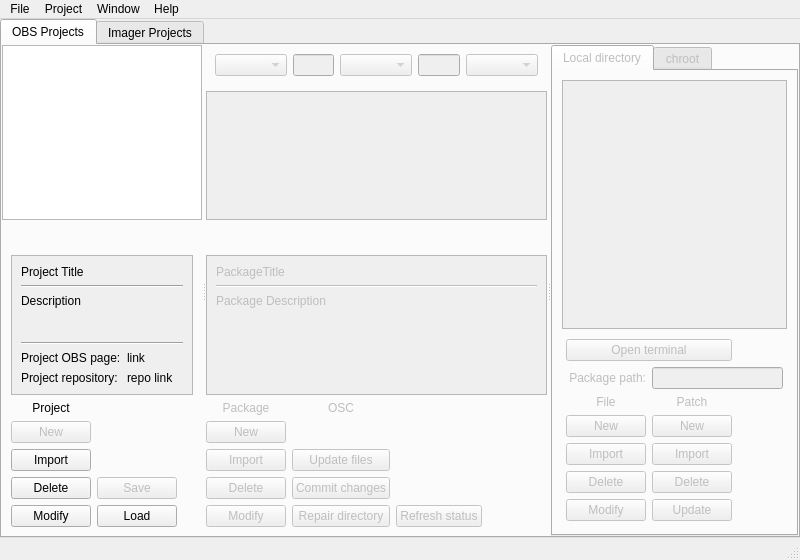
Above: src/ObsLightGui/ui/obsLightMain.ui from ronan22/obs-light before the change. Below: the same form after it.
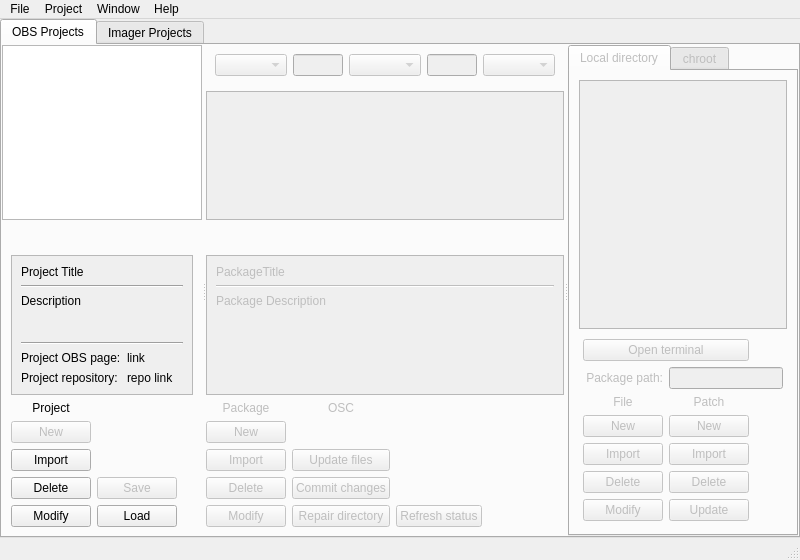
That is the form after the change. Icons and pictures are not drawn.

Commit message: - Change PackageModel. - Add Filters

What changed in the file:
```diff
--- a/src/ObsLightGui/ui/obsLightMain.ui
+++ b/src/ObsLightGui/ui/obsLightMain.ui
@@ -359,16 +359,74 @@
                 <widget class="QComboBox" name="comboBox_3"/>
                </item>
                <item>
-                <widget class="QLineEdit" name="lineEdit_2"/>
+                <widget class="QLineEdit" name="OscRev">
+                 <property name="minimumSize">
+                  <size>
+                   <width>50</width>
+                   <height>0</height>
+                  </size>
+                 </property>
+                 <property name="maximumSize">
+                  <size>
+                   <width>50</width>
+                   <height>16777215</height>
+                  </size>
+                 </property>
+                 <property name="toolTip">
+                  <string>Select OSC rev Filter (-1,1,2..)</string>
+                 </property>
+                 <property name="maxLength">
+                  <number>100</number>
+                 </property>
+                </widget>
                </item>
                <item>
-                <widget class="QComboBox" name="comboBox"/>
+                <widget class="QComboBox" name="ObsStatusFilter">
+                 <property name="sizePolicy">
+                  <sizepolicy hsizetype="Expanding" vsizetype="Fixed">
+                   <horstretch>0</horstretch>
+                   <verstretch>0</verstretch>
+                  </sizepolicy>
+                 </property>
+                 <property name="toolTip">
+                  <string>Select OBS status Filter</string>
+                 </property>
+                </widget>
                </item>
                <item>
-                <widget class="QLineEdit" name="lineEdit"/>
+                <widget class="QLineEdit" name="ObsRev">
+                 <property name="minimumSize">
+                  <size>
+                   <width>50</width>
+                   <height>0</height>
+                  </size>
+                 </property>
+                 <property name="maximumSize">
+                  <size>
+                   <width>50</width>
+                   <height>16777215</height>
+                  </size>
+                 </property>
+                 <property name="toolTip">
+                  <string>Select OBS rev Filter (-1,1,2..)</string>
+                 </property>
+                 <property name="maxLength">
+                  <number>100</number>
+                 </property>
+                </widget>
                </item>
                <item>
-                <widget class="QComboBox" name="comboBox_2"/>
+                <widget class="QComboBox" name="ChRootStatus">
+                 <property name="sizePolicy">
+                  <sizepolicy hsizetype="Expanding" vsizetype="Fixed">
+                   <horstretch>0</horstretch>
+                   <verstretch>0</verstretch>
+                  </sizepolicy>
+                 </property>
+                 <property name="toolTip">
+                  <string>Select ChRoot status Filter</string>
+                 </property>
+                </widget>
                </item>
               </layout>
              </widget>
@@ -447,7 +505,7 @@
                    <rect>
                     <x>0</x>
                     <y>0</y>
-                    <width>314</width>
+                    <width>325</width>
                     <height>134</height>
                    </rect>
                   </property>
```
Left out of the diff: 20 changed lines with no effect on the pictures. The commit also changes 5 other files.
